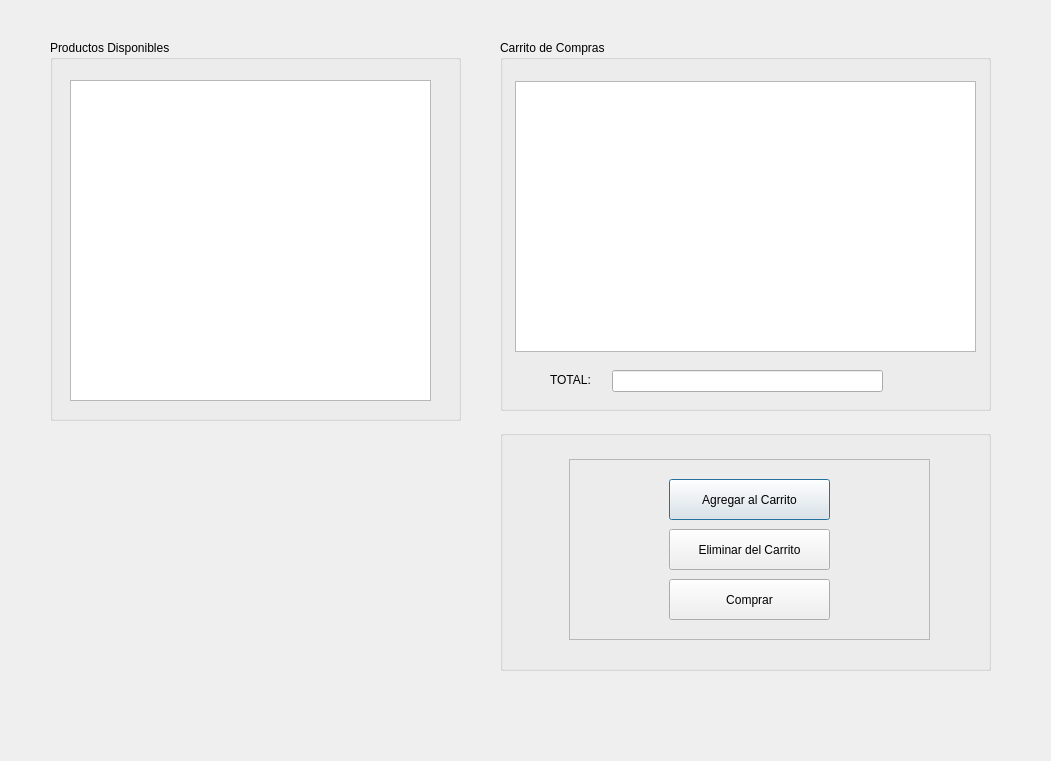
First picture: the form in gui/papeleria.ui, repository SamuelOUS/GestionU, before the edit.
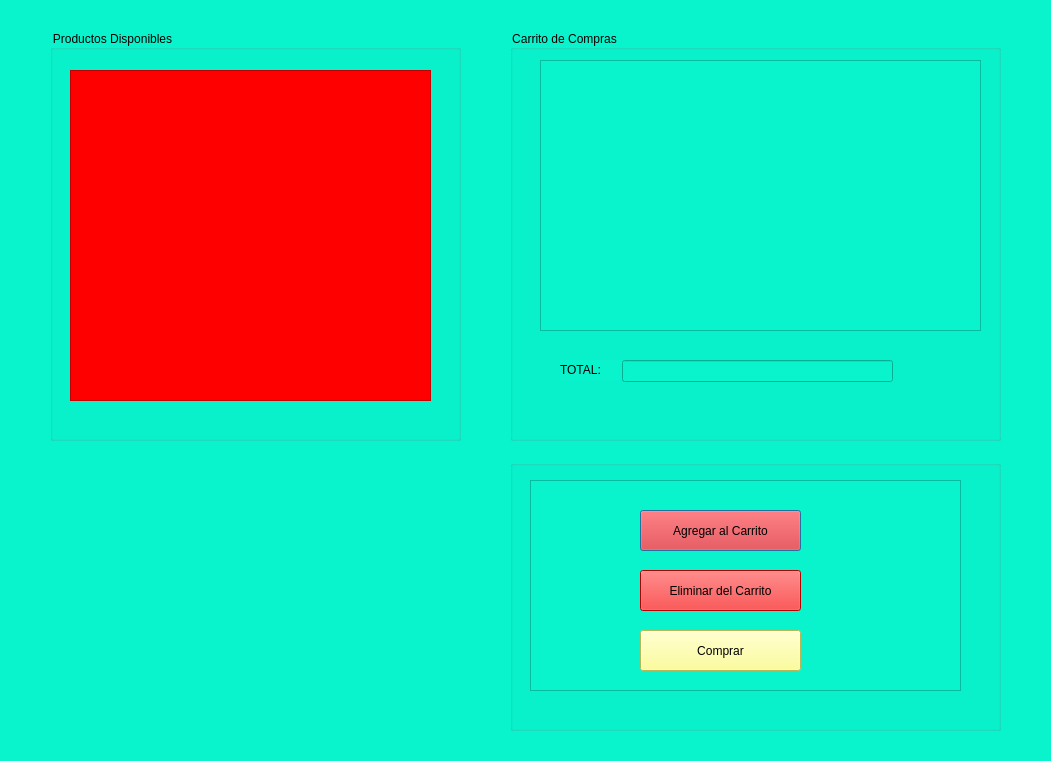
Second picture: the form after the edit. Icons and pictures are not drawn.

What changed in the file:
```diff
--- a/gui/papeleria.ui
+++ b/gui/papeleria.ui
@@ -14,15 +14,15 @@
    <string>Dialog</string>
   </property>
   <property name="styleSheet">
-   <string notr="true"/>
+   <string notr="true">background-color: rgb(9, 244, 205);</string>
   </property>
   <widget class="QGroupBox" name="groupBox">
    <property name="geometry">
     <rect>
      <x>50</x>
-     <y>40</y>
+     <y>30</y>
      <width>411</width>
-     <height>381</height>
+     <height>411</height>
     </rect>
    </property>
    <property name="title">
@@ -34,18 +34,21 @@
       <x>20</x>
       <y>40</y>
       <width>361</width>
-      <height>321</height>
+      <height>331</height>
      </rect>
     </property>
+    <property name="styleSheet">
+     <string notr="true">background-color: rgb(255, 0, 0);</string>
+    </property>
    </widget>
   </widget>
   <widget class="QGroupBox" name="groupBox_2">
    <property name="geometry">
     <rect>
-     <x>500</x>
-     <y>40</y>
+     <x>510</x>
+     <y>30</y>
      <width>491</width>
-     <height>371</height>
+     <height>411</height>
     </rect>
    </property>
    <property name="title">
@@ -54,9 +57,9 @@
    <widget class="QTableView" name="tableView_carrito">
     <property name="geometry">
      <rect>
-      <x>15</x>
-      <y>41</y>
-      <width>461</width>
+      <x>30</x>
+      <y>30</y>
+      <width>441</width>
       <height>271</height>
      </rect>
     </property>
@@ -97,10 +100,10 @@
   <widget class="QGroupBox" name="groupBox_3">
    <property name="geometry">
     <rect>
-     <x>500</x>
-     <y>430</y>
+     <x>510</x>
+     <y>460</y>
      <width>491</width>
-     <height>241</height>
+     <height>271</height>
     </rect>
    </property>
    <property name="title">
@@ -109,10 +112,10 @@
    <widget class="QFrame" name="frame">
     <property name="geometry">
      <rect>
-      <x>69</x>
-      <y>29</y>
-      <width>361</width>
-      <height>181</height>
+      <x>20</x>
+      <y>20</y>
+      <width>431</width>
+      <height>211</height>
      </rect>
     </property>
     <property name="frameShape">
@@ -124,12 +127,15 @@
     <widget class="QPushButton" name="Boton_agregar_carrito">
      <property name="geometry">
       <rect>
-       <x>100</x>
-       <y>20</y>
+       <x>110</x>
+       <y>30</y>
        <width>161</width>
        <height>41</height>
       </rect>
      </property>
+     <property name="styleSheet">
+      <string notr="true">background-color: rgb(255, 0, 0);</string>
+     </property>
      <property name="text">
       <string>Agregar al Carrito</string>
      </property>
@@ -137,12 +143,15 @@
     <widget class="QPushButton" name="Boton_eliminar_carrito">
      <property name="geometry">
       <rect>
-       <x>100</x>
-       <y>70</y>
+       <x>110</x>
+       <y>90</y>
        <width>161</width>
        <height>41</height>
       </rect>
      </property>
+     <property name="styleSheet">
+      <string notr="true">background-color: rgb(255, 0, 0);</string>
+     </property>
      <property name="text">
       <string>Eliminar del Carrito</string>
      </property>
@@ -150,18 +159,53 @@
     <widget class="QPushButton" name="Boton_comprar">
      <property name="geometry">
       <rect>
-       <x>100</x>
-       <y>120</y>
+       <x>110</x>
+       <y>150</y>
        <width>161</width>
        <height>41</height>
       </rect>
      </property>
+     <property name="styleSheet">
+      <string notr="true">background-color: rgb(255, 255, 127);</string>
+     </property>
      <property name="text">
       <string>Comprar</string>
      </property>
     </widget>
+    <widget class="QLabel" name="label_3">
+     <property name="geometry">
+      <rect>
+       <x>300</x>
+       <y>40</y>
+       <width>111</width>
+       <height>161</height>
+      </rect>
+     </property>
+     <property name="text">
+      <string/>
+     </property>
+     <property name="pixmap">
+      <pixmap>../imagenes/carro1.png</pixmap>
+     </property>
+    </widget>
    </widget>
   </widget>
+  <widget class="QLabel" name="label_2">
+   <property name="geometry">
+    <rect>
+     <x>20</x>
+     <y>510</y>
+     <width>481</width>
+     <height>141</height>
+    </rect>
+   </property>
+   <property name="text">
+    <string/>
+   </property>
+   <property name="pixmap">
+    <pixmap>../imagenes/logo_udemedellin2.png</pixmap>
+   </property>
+  </widget>
  </widget>
  <resources/>
  <connections/>
```
Left out of the diff: 2 changed lines with no effect on the pictures.
